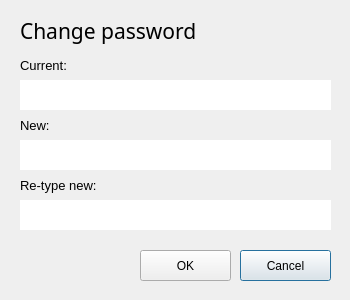
Above: hcmus-course-manager-system/changePassword.ui from thatweirdbush/hcmus-course-management-system before the change. Below: the same form after it.
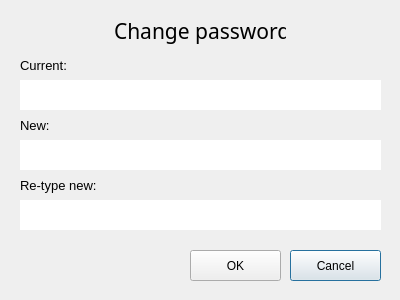
That is the form after the change.

```diff
--- a/hcmus-course-manager-system/changePassword.ui
+++ b/hcmus-course-manager-system/changePassword.ui
@@ -6,7 +6,7 @@
    <rect>
     <x>0</x>
     <y>0</y>
-    <width>350</width>
+    <width>400</width>
     <height>300</height>
    </rect>
   </property>
@@ -18,7 +18,7 @@
     <rect>
      <x>20</x>
      <y>140</y>
-     <width>311</width>
+     <width>361</width>
      <height>30</height>
     </rect>
    </property>
@@ -36,7 +36,7 @@
   <widget class="QPushButton" name="btnCancel">
    <property name="geometry">
     <rect>
-     <x>240</x>
+     <x>290</x>
      <y>250</y>
      <width>91</width>
      <height>31</height>
@@ -70,7 +70,7 @@
     <rect>
      <x>20</x>
      <y>80</y>
-     <width>311</width>
+     <width>361</width>
      <height>30</height>
     </rect>
    </property>
@@ -88,7 +88,7 @@
   <widget class="QPushButton" name="btnOK">
    <property name="geometry">
     <rect>
-     <x>140</x>
+     <x>190</x>
      <y>250</y>
      <width>91</width>
      <height>31</height>
@@ -141,7 +141,7 @@
     <rect>
      <x>20</x>
      <y>200</y>
-     <width>311</width>
+     <width>361</width>
      <height>30</height>
     </rect>
    </property>
@@ -159,9 +159,9 @@
   <widget class="QLabel" name="label">
    <property name="geometry">
     <rect>
-     <x>20</x>
+     <x>114</x>
      <y>10</y>
-     <width>341</width>
+     <width>172</width>
      <height>41</height>
     </rect>
    </property>
@@ -169,6 +169,7 @@
     <font>
      <family>Segoe UI Semibold</family>
      <pointsize>16</pointsize>
+     <bold>false</bold>
     </font>
    </property>
    <property name="text">
```
Left out of the diff: 3 changed lines with no effect on the pictures.
